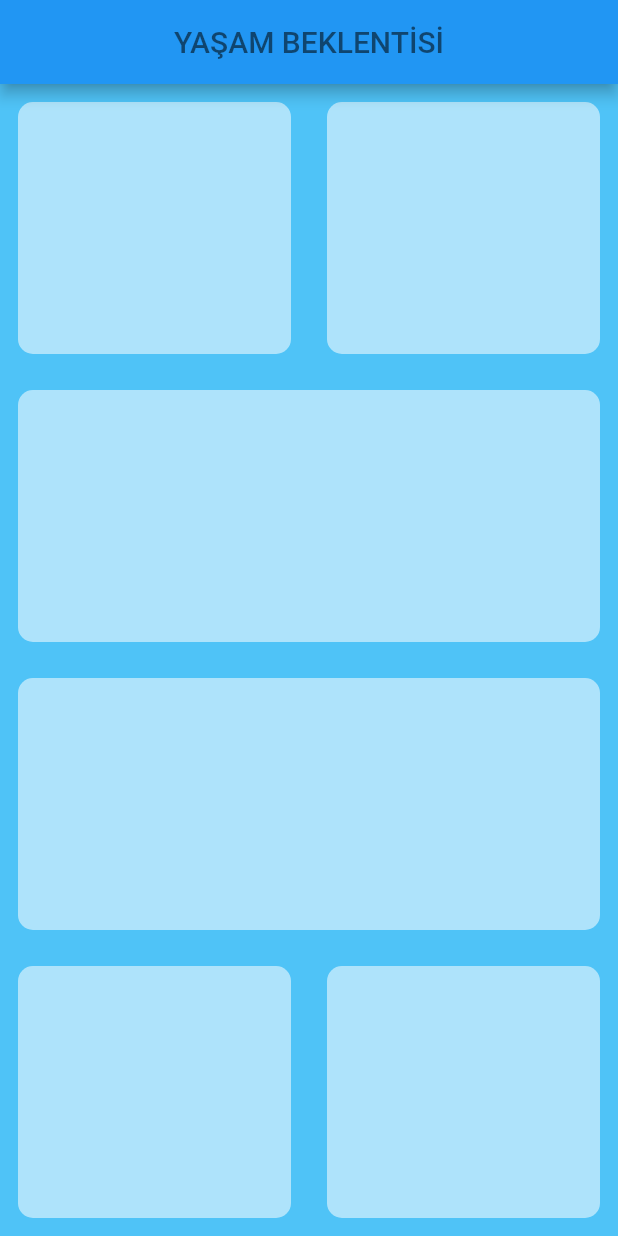
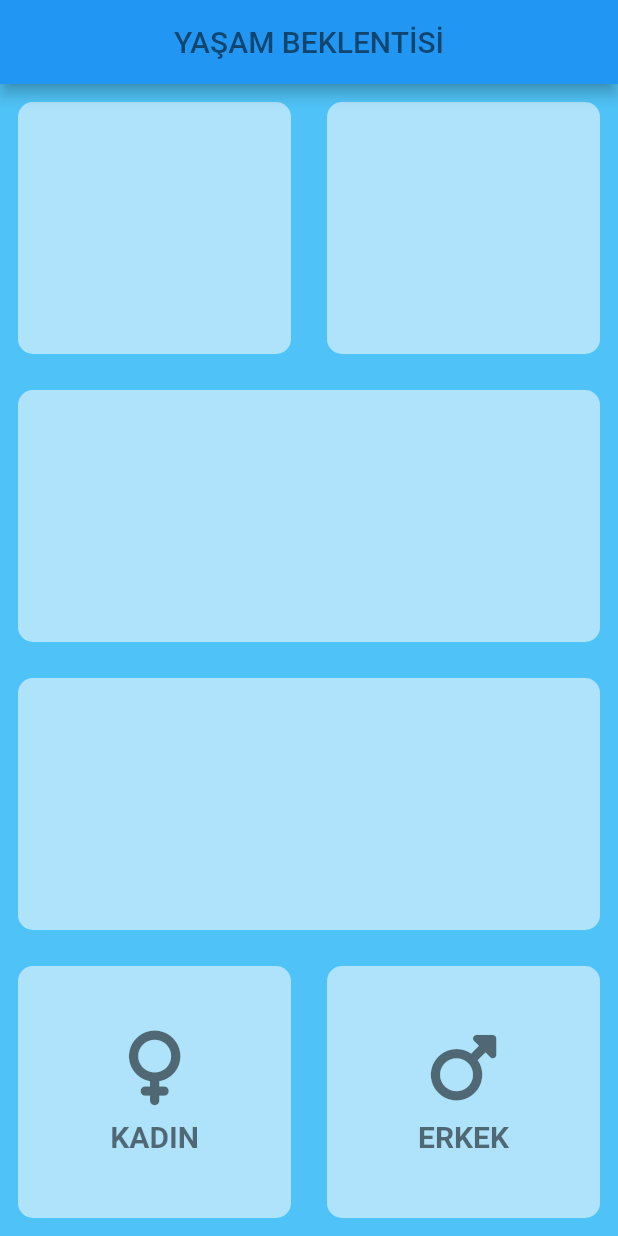
Before and after one commit to salihyildirim/lifeExpectancy, a Flutter app: the screen it shows after launch, on a phone screen of 412 x 824 dp. Run offline on Flutter 3.47's test engine with Material 2 defaults, Android fonts, the phone set to English and light mode, and no system bars; our stand-ins replace font_awesome_flutter.

Commit message:
cinsiyet buttons initialized

```diff
--- /dev/null
+++ b/lib/IconCinsiyet.dart
@@ -0,0 +1,27 @@
+import 'package:flutter/material.dart';
+
+class KadinErkek extends StatelessWidget {
+  final IconData? simge;
+  final String? text;
+
+  KadinErkek({required this.simge, required this.text});
+  @override
+  Widget build(BuildContext context) {
+    return Column(
+      mainAxisAlignment: MainAxisAlignment.center,
+      children: [
+        Icon(
+          simge,
+          size: 50,
+          color: Colors.black54,
+        ),
+        SizedBox(height: 10),
+        Text(
+          text!,
+          style: TextStyle(
+              fontSize: 20, fontWeight: FontWeight.bold, color: Colors.black54),
+        )
+      ],
+    );
+  }
+}
--- a/lib/input_page.dart
+++ b/lib/input_page.dart
@@ -1,4 +1,9 @@
+import 'package:flutter/cupertino.dart';
 import 'package:flutter/material.dart';
+import 'package:font_awesome_flutter/font_awesome_flutter.dart';
+
+import 'IconCinsiyet.dart';
+import 'my_container.dart';
 
 class InputPage extends StatefulWidget {
   @override
@@ -6,6 +11,7 @@ class InputPage extends StatefulWidget {
 }
 
 class _InputPageState extends State<InputPage> {
+  String seciliCinsiyet = '';
   @override
   Widget build(BuildContext context) {
     return Scaffold(
@@ -39,10 +45,31 @@ class _InputPageState extends State<InputPage> {
           child: Row(
             children: [
               Expanded(
-                child: MyContainer(),
+                child: MyContainer(
+                  onPress: () {
+                    setState(() {
+                      seciliCinsiyet = 'KADIN';
+                    });
+                  },
+                  renk: seciliCinsiyet == 'KADIN'
+                      ? Colors.purple[100]
+                      : Colors.white54,
+                  child:
+                      KadinErkek(simge: FontAwesomeIcons.venus, text: "KADIN"),
+                ),
               ),
               Expanded(
-                child: MyContainer(),
+                child: MyContainer(
+                  onPress: () {
+                    setState(() {
+                      seciliCinsiyet = 'ERKEK';
+                    });
+                  },
+                  renk:
+                      seciliCinsiyet == 'ERKEK' ? Colors.blue : Colors.white54,
+                  child:
+                      KadinErkek(simge: FontAwesomeIcons.mars, text: "ERKEK"),
+                ),
               ),
             ],
           ),
@@ -51,21 +78,3 @@ class _InputPageState extends State<InputPage> {
     );
   }
 }
-
-class MyContainer extends StatelessWidget {
-  final Color renk;
-  var child;
-  MyContainer({this.renk = Colors.white54, this.child /*required this.renk*/});
-
-  @override
-  Widget build(BuildContext context) {
-    return Container(
-      child: child,
-      margin: EdgeInsets.all(12.0),
-      decoration: BoxDecoration(
-        borderRadius: BorderRadius.circular(10.0),
-        color: renk,
-      ),
-    );
-  }
-}
--- a/lib/main.dart
+++ b/lib/main.dart
@@ -1,6 +1,6 @@
 import 'package:flutter/material.dart';
 
-import 'input_page.dart';
+import './input_page.dart';
 
 void main() {
   runApp(MyApp());
--- /dev/null
+++ b/lib/my_container.dart
@@ -0,0 +1,27 @@
+import 'package:flutter/material.dart';
+
+class MyContainer extends StatelessWidget {
+  final Color? renk;
+  final Widget? child;
+  var onPress;
+
+  MyContainer(
+      {this.renk = Colors.white54,
+      this.child,
+      this.onPress /*required this.renk*/});
+
+  @override
+  Widget build(BuildContext context) {
+    return GestureDetector(
+      onTap: onPress,
+      child: Container(
+        child: child,
+        margin: EdgeInsets.all(12.0),
+        decoration: BoxDecoration(
+          borderRadius: BorderRadius.circular(10.0),
+          color: renk,
+        ),
+      ),
+    );
+  }
+}
--- a/pubspec.yaml
+++ b/pubspec.yaml
@@ -29,6 +29,8 @@ environment:
 dependencies:
   flutter:
     sdk: flutter
+  font_awesome_flutter: ^10.1.0
+
 
 
   # The following adds the Cupertino Icons font to your application.
```
Also changed, not shown: pubspec.lock.
